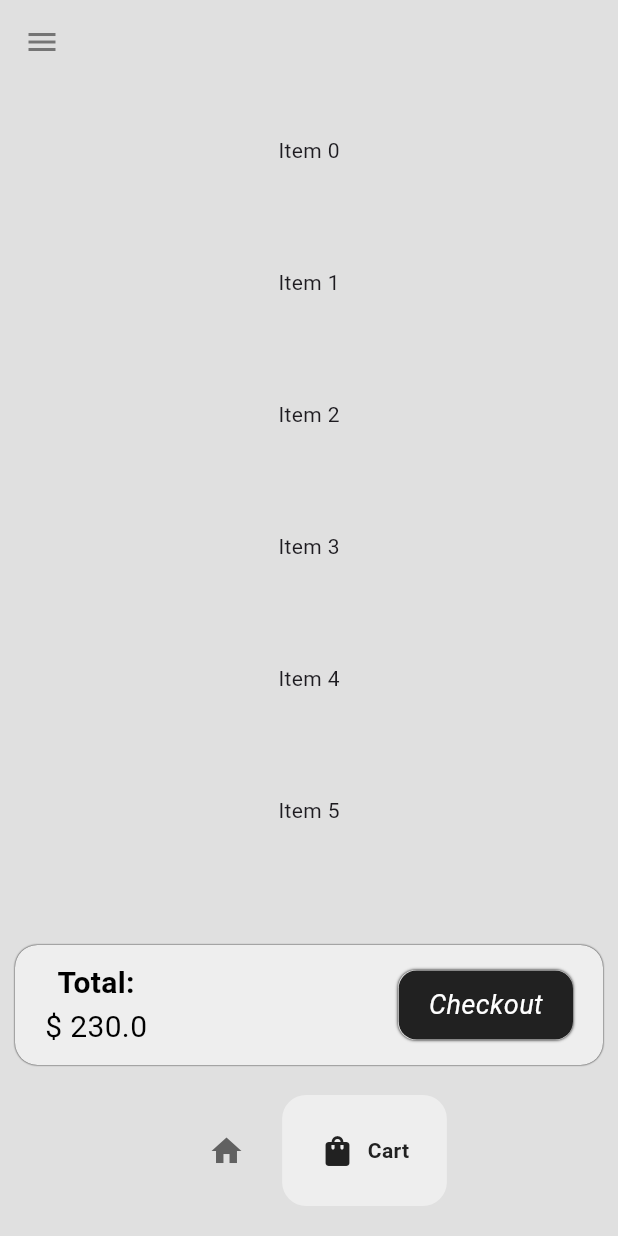
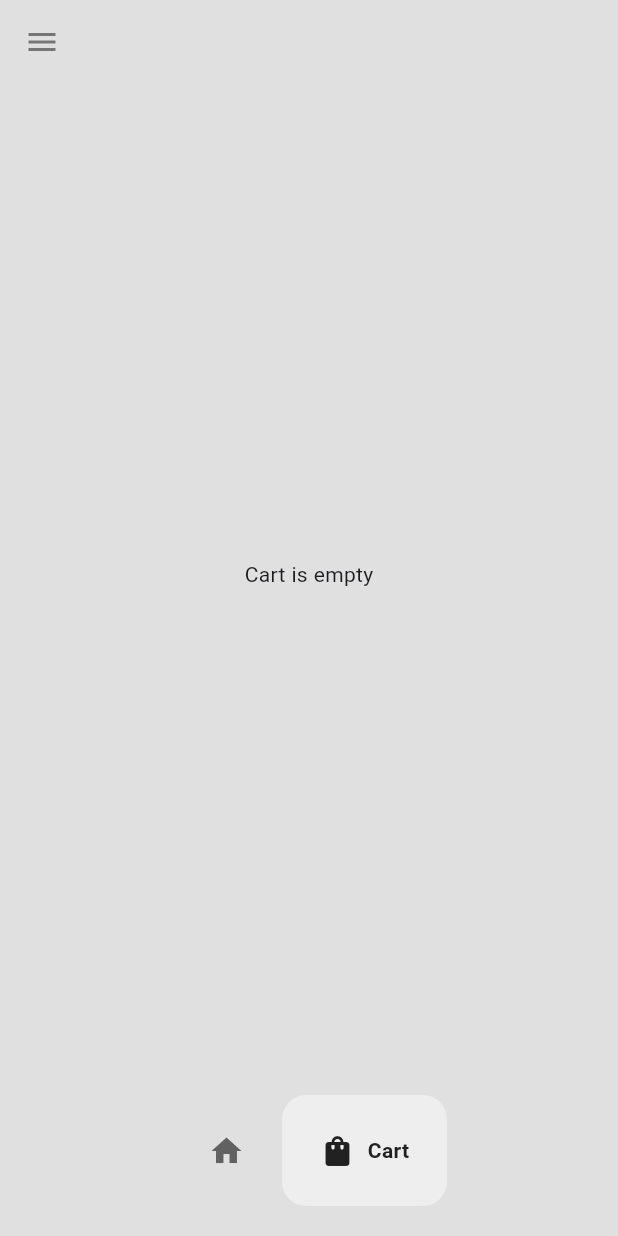
Before and after one commit to jahiduljeesan/FlutterE-commerce, a Flutter app: the Homepage screen opened directly, item 2 of the bottom bar chosen, on a phone screen of 412 x 824 dp. Run offline on Flutter 3.47's test engine with Material 3 defaults, Android fonts, the phone set to English and light mode, and no system bars; drawn by our look-alikes of google_nav_bar; our stand-ins replace hive, hive_flutter; missing offline and left inert: flutter_avif; accounts and stored records are empty; generated files the repository leaves out were written again.

Commit message:
big change in the app. added providers and fixed problem with cart and made a huge change to the code and learned so much about hive

```diff
--- /dev/null
+++ b/lib/model/cart.dart
@@ -0,0 +1,16 @@
+import 'package:flutter_ecommerce/model/shoes.dart';
+import 'package:hive/hive.dart';
+part 'cart.g.dart';
+
+@HiveType(typeId: 1)
+class Cart{
+  @HiveField(0)
+  final Shoes shoes;
+  @HiveField(1)
+  int quantity;
+
+  Cart({
+    required this.shoes,
+    this.quantity = 1
+  });
+}
--- a/lib/model/shoes.dart
+++ b/lib/model/shoes.dart
@@ -1,54 +1,60 @@
+import 'package:hive/hive.dart';
+part 'shoes.g.dart';
 
-import 'package:flutter/material.dart';
-
+@HiveType(typeId: 0)
 class Shoes {
+  @HiveField(0)
+  int id;
+  @HiveField(1)
   String name;
+  @HiveField(2)
   double price;
+  @HiveField(3)
   String imagePath;
-  Color bgColor;
 
   Shoes({
+    required this.id,
     required this.name,
     required this.price,
     required this.imagePath,
-    required this.bgColor});
+    });
 
   static List<Shoes> getShoeList() {
     List<Shoes> shoes = [];
 
     shoes.add(
       Shoes(
+        id: 1,
         name: 'Air Jordan',
         price: 45.0,
         imagePath: 'lib/assets/icons/air_jordan.avif',
-        bgColor: Colors.white
       )
     );
 
     shoes.add(
         Shoes(
+            id: 2,
             name: 'Air Force',
             price: 60.0,
             imagePath: 'lib/assets/icons/air_jordan.avif',
-            bgColor: Colors.white
         )
     );
 
     shoes.add(
         Shoes(
+            id: 3,
             name: 'Nike Structure',
             price: 47.0,
             imagePath: 'lib/assets/icons/air_jordan.avif',
-            bgColor: Colors.white
         )
     );
 
     shoes.add(
         Shoes(
+            id: 4,
             name: 'Air Max Moto',
             price: 40.0,
             imagePath: 'lib/assets/icons/air_jordan.avif',
-            bgColor: Colors.white
         )
     );
 
--- a/lib/pages/cart_page.dart
+++ b/lib/pages/cart_page.dart
@@ -1,4 +1,6 @@
 import 'package:flutter/material.dart';
+import 'package:flutter_ecommerce/providers/cart_provider.dart';
+import 'package:provider/provider.dart';
 
 class CartPage extends StatefulWidget {
   const CartPage({super.key});
@@ -7,21 +9,38 @@
   State<CartPage> createState() => _CartPageState();
 }
 
+
 class _CartPageState extends State<CartPage> {
+
+  @override
+  void initState() {
+    super.initState();
+
+
+  }
+
   @override
   Widget build(BuildContext context) {
+    return Consumer<CartProvider>(
+      builder: (context,cart,_){
+        if(cart.items.isEmpty) {
+          return const Center(
+            child: Text('Cart is empty'),
+          );
+        }
         return Column(
-      mainAxisAlignment: MainAxisAlignment.end,
           children: [
             Expanded(
               child: ListView.builder(
-            itemCount: 6, // 👈 Set a real number or state-based length
-            itemBuilder: (context, index) {
-              return Container(
-                height: 80,
-                margin: EdgeInsets.symmetric(vertical: 4, horizontal: 16),
-                color: Colors.grey[300],
-                child: Center(child: Text('Item $index')),
+                itemCount: cart.items.length,
+                itemBuilder: (context,index){
+                  final item = cart.items[index];
+                  return ListTile(
+                    title: Text(item.shoes.name),
+                    subtitle: Text('Qty: ${item.quantity}'),
+                    trailing: Text(
+                      '\$${item.shoes.price * item.quantity}',
+                    ),
                   );
                 },
               ),
@@ -82,5 +101,7 @@
             ),
           ],
         );
+      },
+    );
   }
 }
--- /dev/null
+++ b/lib/providers/cart_provider.dart
@@ -0,0 +1,36 @@
+import 'package:flutter/cupertino.dart';
+import 'package:flutter_ecommerce/databases/cart_database.dart';
+import 'package:flutter_ecommerce/model/cart.dart';
+import 'package:flutter_ecommerce/model/shoes.dart';
+
+class CartProvider extends ChangeNotifier {
+  final CartDatabase _db = CartDatabase();
+
+  List<Cart> _items = [];
+
+  CartProvider() {
+    _items = _db.getCart();
+  }
+
+  List<Cart> get items => _items;
+
+  void addToCart(Shoes shoes) {
+    final index = _items.indexWhere(
+        (items) => items.shoes.id == shoes.id
+    );
+
+    if(index == -1) {
+      _items.add(Cart(shoes: shoes));
+    } else {
+      _items[index].quantity++;
+    }
+
+    _db.saveCart(_items);
+    notifyListeners();
+  }
+
+  double get totalPrice =>
+      _items.fold(0, (sum,item) =>
+      sum + item.shoes.price * item.quantity
+      );
+}
```
Also changed, not shown: lib/databases/cart_database.dart (+8 -12 lines), lib/main.dart (+16 -7 lines), lib/pages/shop_page.dart (+25 -9 lines), lib/styles/cart_item_style.dart (added, +15 -0 lines), pubspec.yaml (+6 -3 lines), pubspec.lock. Lines whose indentation alone changed are shown as unchanged.
